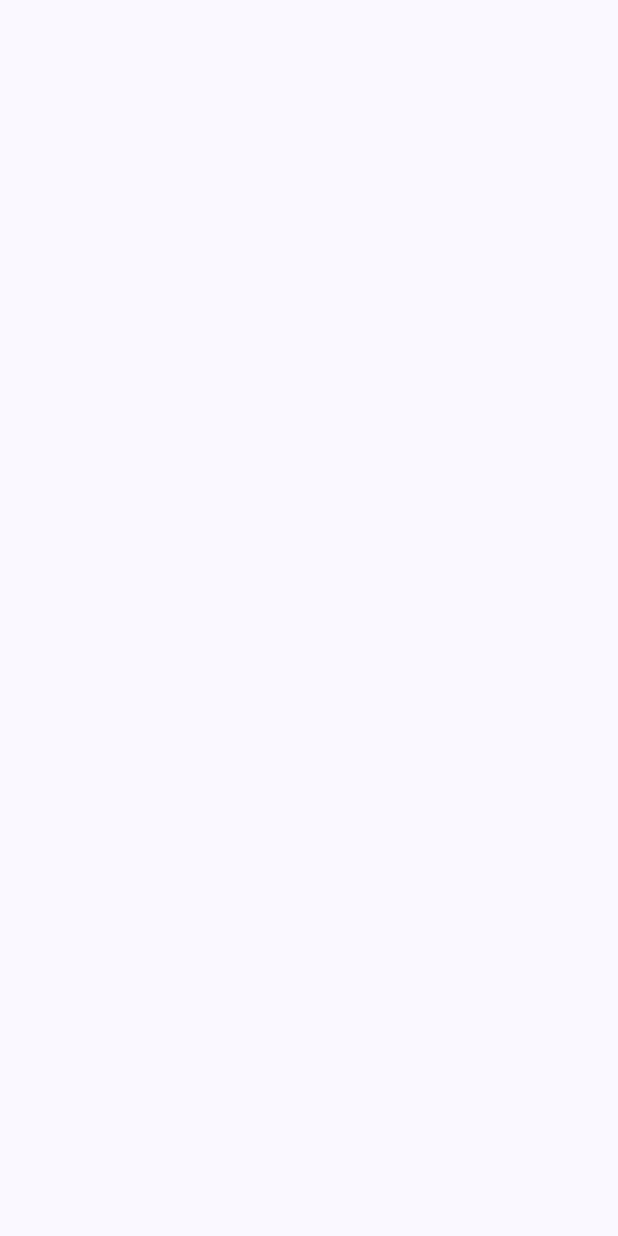
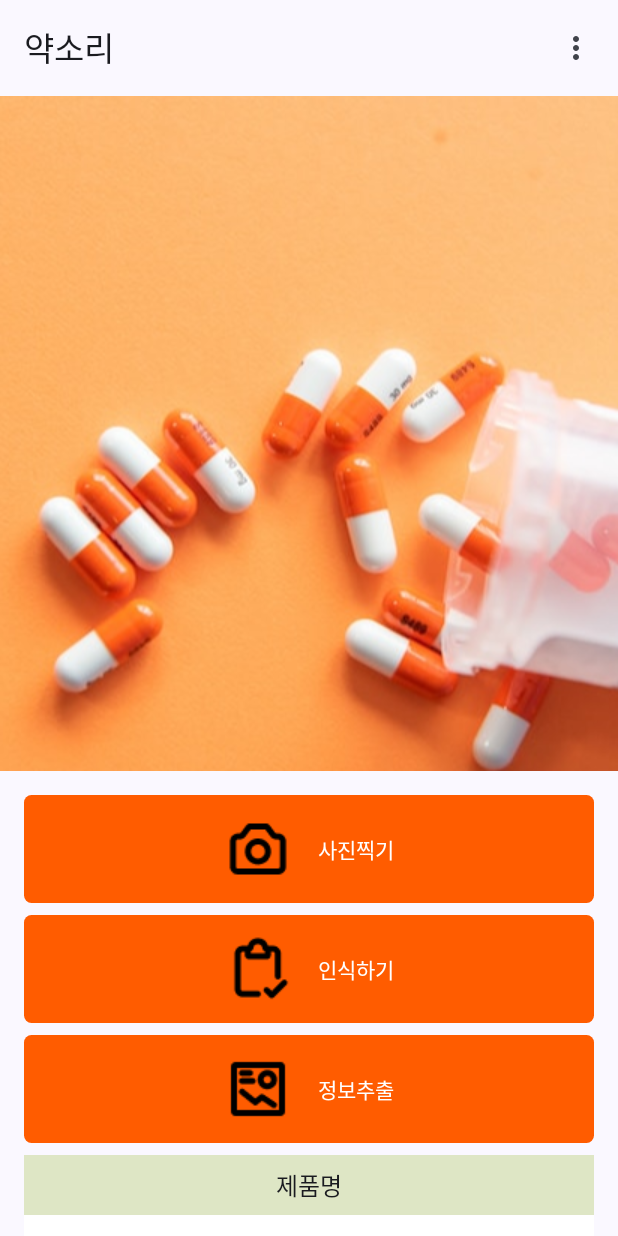
Before and after one commit to HwiYul-G/MedicineSound_compose, an Android app built with Jetpack Compose: the screen it shows after launch (MainActivity), on a phone screen of 412 x 824 dp. Before the commit the screen is empty. Run offline under Robolectric (Android 15) with nearby library versions, the phone set to English and light mode, and no system bars.

Commit message:
Add : UI 관련 초안 작업

```diff
--- a/app/src/main/java/com/y/medicinesound_compose/MainActivity.kt
+++ b/app/src/main/java/com/y/medicinesound_compose/MainActivity.kt
@@ -3,28 +3,19 @@ package com.y.medicinesound_compose
 import android.os.Bundle
 import androidx.activity.ComponentActivity
 import androidx.activity.compose.setContent
-import androidx.compose.foundation.layout.fillMaxSize
-import androidx.compose.material3.MaterialTheme
-import androidx.compose.material3.Surface
-import androidx.compose.material3.Text
-import androidx.compose.runtime.Composable
-import androidx.compose.ui.Modifier
-import androidx.compose.ui.tooling.preview.Preview
+import androidx.compose.material3.ExperimentalMaterial3Api
+import com.y.medicinesound_compose.ui.MedicineSoundApp
 import com.y.medicinesound_compose.ui.theme.MedicineSound_composeTheme
 
 class MainActivity : ComponentActivity() {
+    @OptIn(ExperimentalMaterial3Api::class)
     override fun onCreate(savedInstanceState: Bundle?) {
         super.onCreate(savedInstanceState)
         setContent {
             MedicineSound_composeTheme {
-                // A surface container using the 'background' color from the theme
-                Surface(
-                    modifier = Modifier.fillMaxSize(),
-                    color = MaterialTheme.colorScheme.background
-                ) {
-
-                }
+                MedicineSoundApp()
             }
         }
+
     }
 }
--- a/app/src/main/java/com/y/medicinesound_compose/ui/MedicineSoundApp.kt
+++ b/app/src/main/java/com/y/medicinesound_compose/ui/MedicineSoundApp.kt
@@ -1 +1,108 @@
+@file:OptIn(ExperimentalMaterial3Api::class)
+
 package com.y.medicinesound_compose.ui
+
+import androidx.annotation.StringRes
+import androidx.compose.foundation.layout.padding
+import androidx.compose.material.icons.Icons
+import androidx.compose.material.icons.filled.ArrowBack
+import androidx.compose.material.icons.filled.MoreVert
+import androidx.compose.material3.ExperimentalMaterial3Api
+import androidx.compose.material3.Icon
+import androidx.compose.material3.IconButton
+import androidx.compose.material3.Scaffold
+import androidx.compose.material3.Text
+import androidx.compose.material3.TopAppBar
+import androidx.compose.runtime.Composable
+import androidx.compose.runtime.getValue
+import androidx.compose.ui.Modifier
+import androidx.compose.ui.res.stringResource
+import androidx.compose.ui.tooling.preview.Preview
+import androidx.navigation.NavHostController
+import androidx.navigation.compose.NavHost
+import androidx.navigation.compose.composable
+import androidx.navigation.compose.currentBackStackEntryAsState
+import androidx.navigation.compose.rememberNavController
+import com.y.medicinesound_compose.R
+import com.y.medicinesound_compose.ui.screens.BasicScreen
+import com.y.medicinesound_compose.ui.theme.MedicineSound_composeTheme
+
+enum class MedicineSoundBasicScreens{
+    BasicScreen,
+}
+
+@ExperimentalMaterial3Api
+@Composable
+fun MedicineSoundApp(
+    navController : NavHostController = rememberNavController(),
+) {
+    // get current back stack entry
+    val backStackEntry by navController.currentBackStackEntryAsState()
+    // get current route
+    val currentScreen = MedicineSoundBasicScreens.valueOf(
+        backStackEntry?.destination?.route ?: MedicineSoundBasicScreens.BasicScreen.name
+    )
+
+
+    Scaffold(
+        topBar = {
+            MedicineSoundTopAppBar(
+                titleResId = R.string.app_name,
+                canNavigationBack = false, //TODO : 임시로
+                onNavigationClicked = { /*TODO*/ },
+                onMoreClicked = { /*TODO*/ }
+            )
+        }
+    ) { innerPadding ->
+        NavHost(
+            navController = navController,
+            startDestination = MedicineSoundBasicScreens.BasicScreen.name,
+            modifier = Modifier.padding(innerPadding),
+        ) {
+            composable(route = MedicineSoundBasicScreens.BasicScreen.name) {
+                BasicScreen()
+            }
+        }
+    }
+}
+
+@OptIn(ExperimentalMaterial3Api::class)
+@Composable
+fun MedicineSoundTopAppBar(
+    @StringRes titleResId: Int,
+    canNavigationBack: Boolean,
+    onNavigationClicked: () -> Unit,
+    onMoreClicked: () -> Unit,
+    modifier: Modifier = Modifier,
+) {
+    TopAppBar(
+        title = { Text(stringResource(titleResId)) },
+        navigationIcon = {
+            if (canNavigationBack) {
+                IconButton(onClick = onNavigationClicked) {
+                    Icon(
+                        imageVector = Icons.Filled.ArrowBack,
+                        contentDescription = null
+                    )
+                }
+            }
+        },
+        actions = {
+            IconButton(onClick = onMoreClicked) {
+                Icon(
+                    imageVector = Icons.Filled.MoreVert,
+                    contentDescription = null
+                )
+            }
+        },
+    )
+}
+
+@OptIn(ExperimentalMaterial3Api::class)
+@Preview(showBackground = true)
+@Composable
+fun MedicineSoundAppPreview() {
+    MedicineSound_composeTheme {
+        MedicineSoundApp()
+    }
+}
--- /dev/null
+++ b/app/src/main/java/com/y/medicinesound_compose/ui/screens/BasicScreen.kt
@@ -0,0 +1,156 @@
+package com.y.medicinesound_compose.ui.screens
+
+import androidx.annotation.DrawableRes
+import androidx.annotation.StringRes
+import androidx.compose.foundation.Image
+import androidx.compose.foundation.background
+import androidx.compose.foundation.layout.Arrangement
+import androidx.compose.foundation.layout.Box
+import androidx.compose.foundation.layout.Column
+import androidx.compose.foundation.layout.PaddingValues
+import androidx.compose.foundation.layout.Row
+import androidx.compose.foundation.layout.Spacer
+import androidx.compose.foundation.layout.fillMaxHeight
+import androidx.compose.foundation.layout.fillMaxWidth
+import androidx.compose.foundation.layout.padding
+import androidx.compose.foundation.shape.RoundedCornerShape
+import androidx.compose.material3.Button
+import androidx.compose.material3.ButtonDefaults
+import androidx.compose.material3.Text
+import androidx.compose.runtime.Composable
+import androidx.compose.ui.Alignment
+import androidx.compose.ui.Modifier
+import androidx.compose.ui.layout.ContentScale
+import androidx.compose.ui.res.colorResource
+import androidx.compose.ui.res.painterResource
+import androidx.compose.ui.res.stringResource
+import androidx.compose.ui.text.TextStyle
+import androidx.compose.ui.text.style.TextAlign
+import androidx.compose.ui.tooling.preview.Preview
+import androidx.compose.ui.unit.dp
+import androidx.compose.ui.unit.em
+import androidx.compose.ui.unit.sp
+import com.y.medicinesound_compose.R
+
+
+@Composable
+fun BasicScreen() {
+    Column(
+        modifier = Modifier,
+        horizontalAlignment = Alignment.CenterHorizontally,
+    ) {
+        Image(
+            painter = painterResource(
+                R.drawable.medicine_temp_img
+            ),
+            contentDescription = null,
+            modifier = Modifier.fillMaxWidth(),
+            contentScale = ContentScale.Crop,
+
+            )
+        Spacer(modifier = Modifier.padding(vertical = 4.dp))
+
+        Column(
+            modifier = Modifier.padding(16.dp, 8.dp)
+        ) {
+            BasicButton(
+                btnTextResId = R.string.btn_camera,
+                btnIconResId = R.drawable.camera_black,
+                onClicked = { /*TODO*/ }
+            )
+            Spacer(modifier = Modifier.padding(vertical = 4.dp))
+            BasicButton(
+                btnTextResId = R.string.btn_cognize,
+                btnIconResId = R.drawable.check_black,
+                onClicked = { /*TODO*/ }
+            )
+            Spacer(modifier = Modifier.padding(vertical = 4.dp))
+            BasicButton(
+                btnTextResId = R.string.btn_extract_info,
+                btnIconResId = R.drawable.extract_black,
+                onClicked = { /*TODO*/ }
+            )
+        }
+
+        Column(
+            modifier = Modifier
+        ) {
+            TitleAndContentText(title = "제품명", content = "제품 이름")
+            Spacer(modifier = Modifier.padding(vertical = 4.dp))
+            TitleAndContentText(title = "효능 및 효과", content = "이 약은 해열 및 감기에 의한 동통(통증)과 두통, 치통, 근육통, 허리통증, 생리통, 관절통의 완화에 사용합니다.")
+        }
+    }
+}
+
+@Composable
+fun BasicButton(
+    @StringRes btnTextResId: Int,
+    @DrawableRes btnIconResId: Int,
+    onClicked: () -> Unit,
+    modifier: Modifier = Modifier,
+) {
+    Box(modifier = modifier) {
+        Button(
+            onClick = onClicked,
+            shape = RoundedCornerShape(5.dp),
+            contentPadding = PaddingValues(24.dp, 12.dp),
+            colors = ButtonDefaults.buttonColors(colorResource(R.color.orange1)),
+            modifier = Modifier
+                .fillMaxWidth()
+        ) {
+            Row(
+                modifier = Modifier,
+                horizontalArrangement = Arrangement.Center,
+                verticalAlignment = Alignment.CenterVertically
+            ) {
+                Image(painter = painterResource(id = btnIconResId), contentDescription = null)
+                Spacer(modifier = Modifier.padding(horizontal = 8.dp))
+                Text(stringResource(btnTextResId))
+            }
+        }
+    }
+}
+
+@Composable
+fun TitleAndContentText(
+    title: String,
+    content: String,
+    modifier: Modifier = Modifier
+) {
+    Column(
+        modifier = modifier
+            .fillMaxWidth()
+            .padding(horizontal = 16.dp),
+        horizontalAlignment = Alignment.CenterHorizontally,
+    ) {
+        Text(
+            text = title,
+            style = TextStyle(
+                fontSize = 16.sp
+            ),
+            textAlign = TextAlign.Center,
+            modifier = Modifier
+                .background(color = colorResource(R.color.green1))
+                .fillMaxWidth()
+                .padding(vertical = 8.dp),
+            )
+        Text(
+            text = content,
+            style = TextStyle(
+                fontSize = 14.sp,
+            ),
+            textAlign = TextAlign.Center,
+            modifier = Modifier
+                .background(colorResource(id = R.color.white))
+                .fillMaxWidth()
+                .padding(vertical = 8.dp, horizontal = 16.dp),
+        )
+    }
+}
+
+
+@Preview(showBackground = true)
+@Composable
+fun BasicPreview() {
+    BasicScreen()
+}
```
